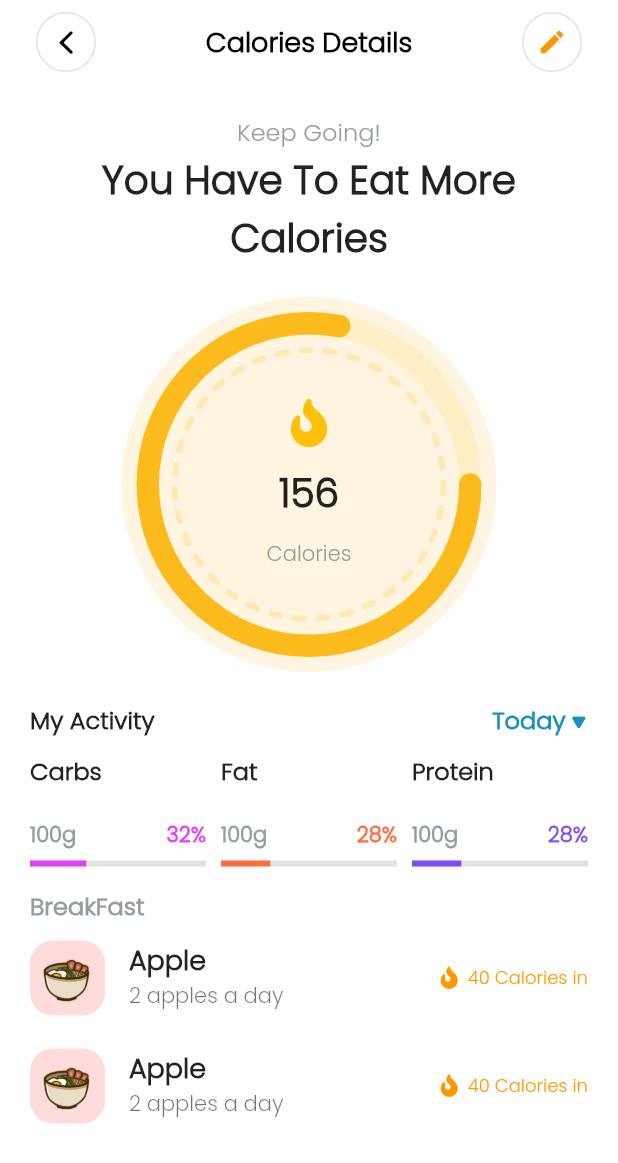
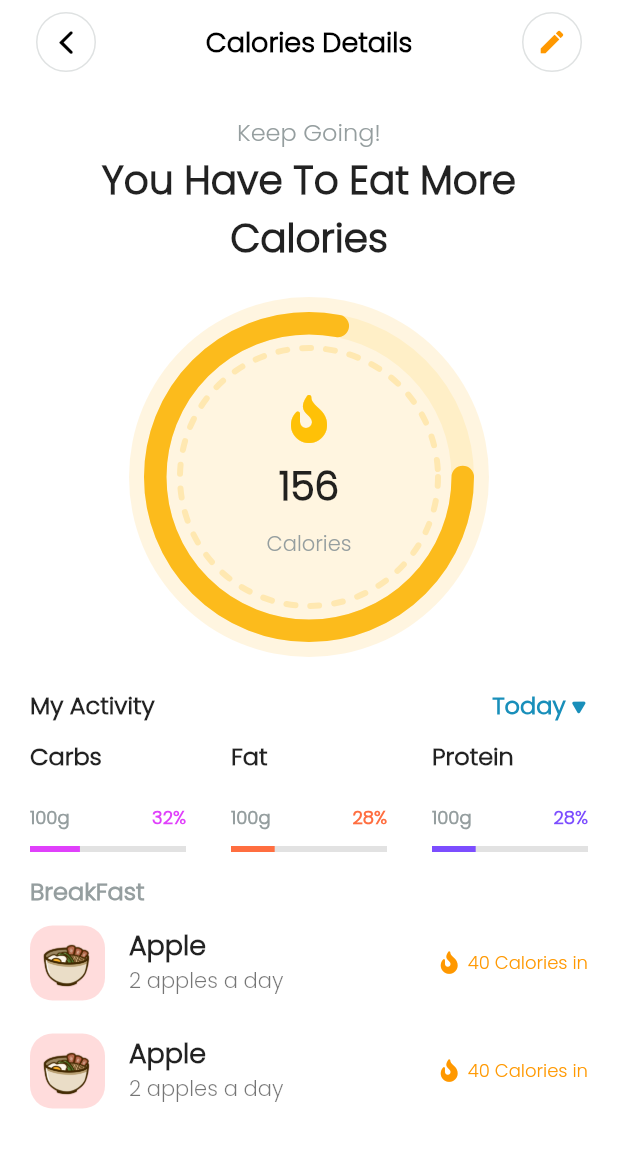
Before and after one commit to mustafamagdy/demos_fitness_1, a Flutter app: the screen it shows after launch, on a phone screen of 412 x 824 dp. Shown: the top 1163 px of the screen. Run offline on Flutter 3.47's test engine with Material 2 defaults, Android fonts, the phone set to English and light mode, and no system bars; drawn by our look-alikes of dotted_border, percent_indicator; our stand-ins replace font_awesome_flutter, material_design_icons_flutter.

Commit message:
fix spacing and size for main calories widget, and activities

```diff
--- a/lib/screens/calories_details_screen.dart
+++ b/lib/screens/calories_details_screen.dart
@@ -13,9 +13,9 @@ class CaloriesDetailsScreen extends StatelessWidget {
   @override
   Widget build(BuildContext context) {
     final size = MediaQuery.of(context).size;
-    final activitySectionWidth = (size.width - kDefaultPadding * 3) / 3;
+    final activitySectionWidth = (size.width - kDefaultPadding * 5) / 3;
     var height = size.height;
-    final centerWidgetSize = 250.0;
+    final centerWidgetSize = 240.0;
     var appBar = AppBar(
       backgroundColor: Colors.white,
       elevation: 0,
@@ -236,7 +236,7 @@ class CaloriesDetailsScreen extends StatelessWidget {
                             style: TextStyle(
                               fontWeight: FontWeight.bold,
                               color: kLightGrey,
-                              fontSize: 14,
+                              fontSize: 12,
                             ),
                           ),
                           Text(
@@ -244,12 +244,12 @@ class CaloriesDetailsScreen extends StatelessWidget {
                             style: TextStyle(
                               fontWeight: FontWeight.bold,
                               color: Colors.purpleAccent,
-                              fontSize: 14,
+                              fontSize: 12,
                             ),
                           ),
                         ],
                       ),
-                      const SizedBox(height: kDefaultPadding / 3),
+                      const SizedBox(height: kDefaultPadding / 2),
                       Stack(
                         children: [
                           Container(
@@ -290,7 +290,7 @@ class CaloriesDetailsScreen extends StatelessWidget {
                             style: TextStyle(
                               fontWeight: FontWeight.bold,
                               color: kLightGrey,
-                              fontSize: 14,
+                              fontSize: 12,
                             ),
                           ),
                           Text(
@@ -298,12 +298,12 @@ class CaloriesDetailsScreen extends StatelessWidget {
                             style: TextStyle(
                               fontWeight: FontWeight.bold,
                               color: Colors.deepOrangeAccent,
-                              fontSize: 14,
+                              fontSize: 12,
                             ),
                           ),
                         ],
                       ),
-                      const SizedBox(height: kDefaultPadding / 3),
+                      const SizedBox(height: kDefaultPadding / 2),
                       Stack(
                         children: [
                           Container(
@@ -344,7 +344,7 @@ class CaloriesDetailsScreen extends StatelessWidget {
                             style: TextStyle(
                               fontWeight: FontWeight.bold,
                               color: kLightGrey,
-                              fontSize: 14,
+                              fontSize: 12,
                             ),
                           ),
                           Text(
@@ -352,12 +352,12 @@ class CaloriesDetailsScreen extends StatelessWidget {
                             style: TextStyle(
                               fontWeight: FontWeight.bold,
                               color: Colors.deepPurpleAccent,
-                              fontSize: 14,
+                              fontSize: 12,
                             ),
                           ),
                         ],
                       ),
-                      const SizedBox(height: kDefaultPadding / 3),
+                      const SizedBox(height: kDefaultPadding / 2),
                       Stack(
                         children: [
                           Container(
```
